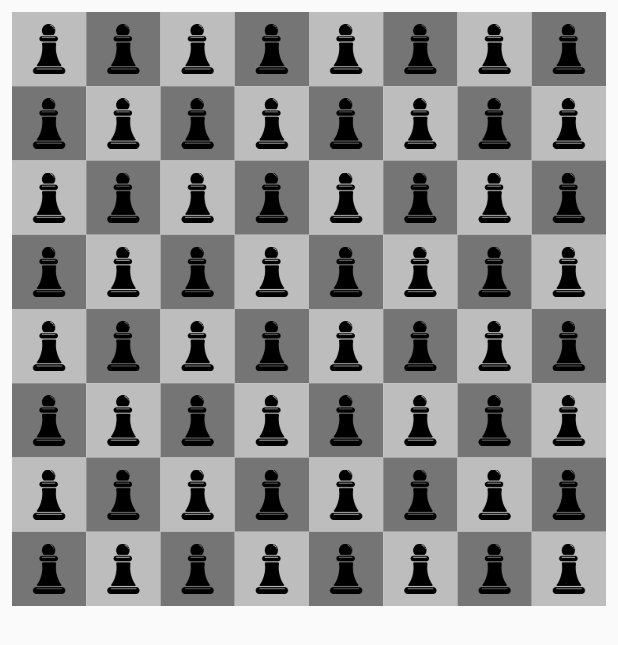
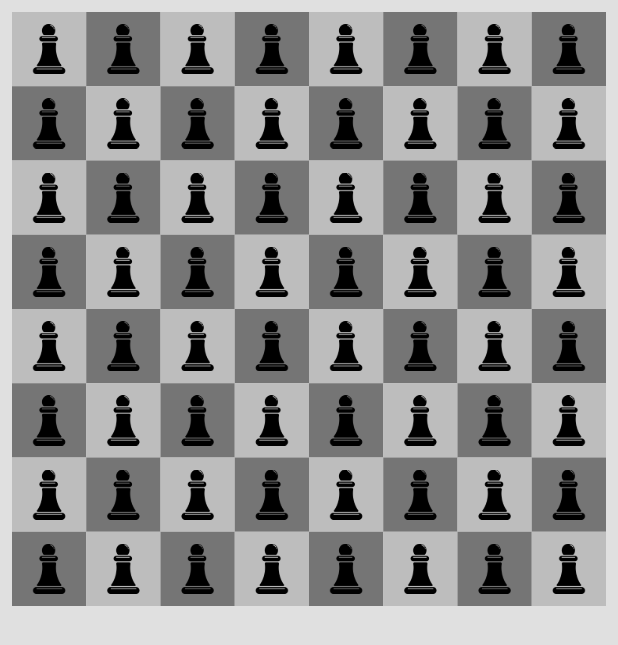
Before and after one commit to mohammad-dehghanifard/flutter_chess_game, a Flutter app: the screen it shows after launch, on a phone screen of 412 x 824 dp. Shown: the top 645 px of the screen. Run offline on Flutter 3.47's test engine with Material 2 defaults, Android fonts, the phone set to English and light mode, and no system bars.

Commit message:
imp appColors class

```diff
--- /dev/null
+++ b/lib/constant/colors.dart
@@ -0,0 +1,8 @@
+import 'package:flutter/material.dart';
+
+class AppColors{
+  AppColors._();
+  static Color chessBoardBlack = Colors.grey[600]!;
+  static Color chessBoardWhite = Colors.grey[400]!;
+  static Color backGroundColor = Colors.grey[300]!;
+}
--- a/lib/view/game_board.dart
+++ b/lib/view/game_board.dart
@@ -1,5 +1,6 @@
 import 'package:flutter/material.dart';
 import 'package:flutter_chess_game/component/helper_function.dart';
+import 'package:flutter_chess_game/constant/colors.dart';
 import 'package:flutter_chess_game/model/chess_piece.dart';
 import 'package:flutter_chess_game/widget/square.dart';
 
@@ -17,6 +18,7 @@ class _GameBoardViewState extends State<GameBoardView> {
   Widget build(BuildContext context) {
     ChessPiece myPiece = ChessPiece(type: ChessPieceType.pawn, iconPath: Assets.icons.chessPawn.path, isWhite: false);
     return Scaffold(
+      backgroundColor: AppColors.backGroundColor,
       body: Padding(
         padding: const EdgeInsets.all(8.0),
         child: GridView.builder(
--- a/lib/widget/square.dart
+++ b/lib/widget/square.dart
@@ -1,5 +1,6 @@
 
 import 'package:flutter/material.dart';
+import 'package:flutter_chess_game/constant/colors.dart';
 import 'package:flutter_chess_game/model/chess_piece.dart';
 
 class Square extends StatelessWidget {
@@ -9,7 +10,7 @@ class Square extends StatelessWidget {
   @override
   Widget build(BuildContext context) {
     return Container(
-    color: isWhite ? Colors.grey[400] : Colors.grey[600],
+    color: isWhite ? AppColors.chessBoardWhite : AppColors.chessBoardBlack,
      padding: const EdgeInsets.all(8),
      child: piece != null ? Image.asset(piece!.iconPath,color: piece!.isWhite? Colors.white : Colors.black) : null,
     );
```
